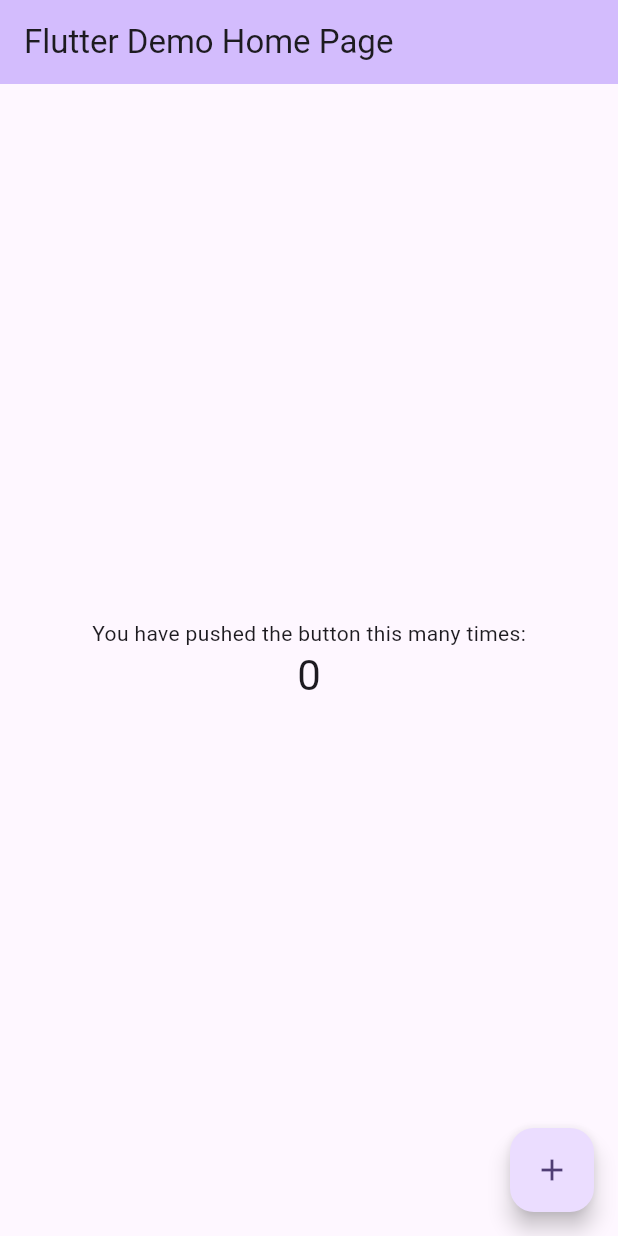
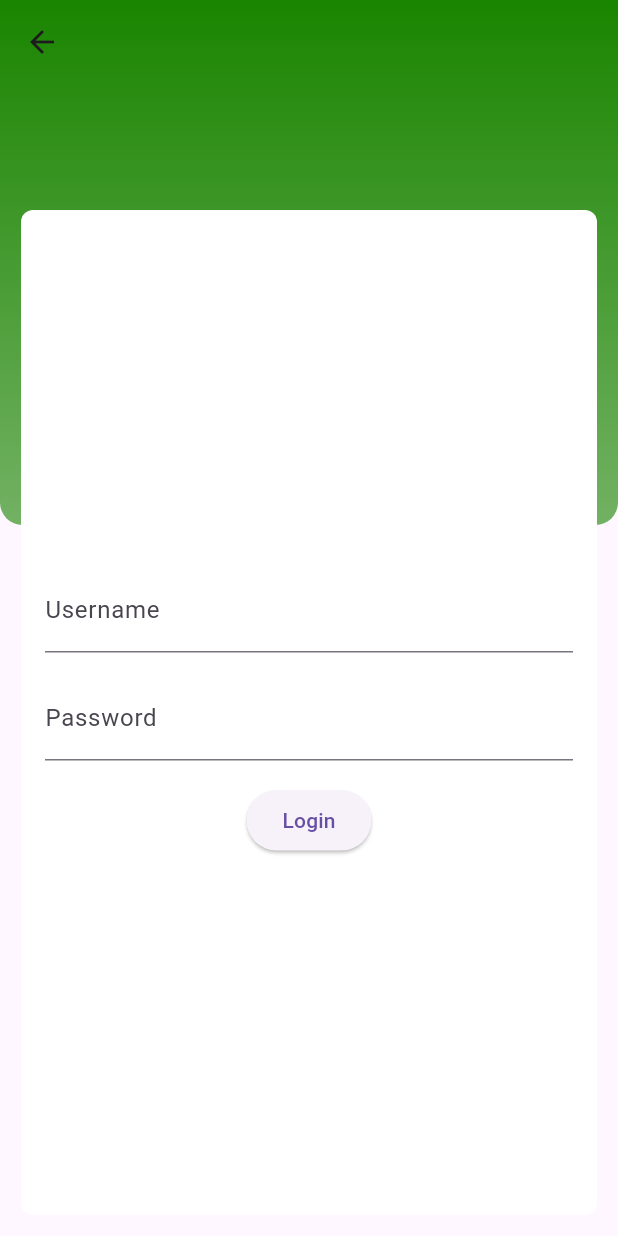
Before and after one commit to fosec-rw/fosec-mobile, a Flutter app: the screen it shows after launch, on a phone screen of 412 x 824 dp. Run offline on Flutter 3.47's test engine with Material 3 defaults, Android fonts, the light colour scheme and no system bars.

Commit message:
New: Login Page

```diff
--- a/lib/main.dart
+++ b/lib/main.dart
@@ -1,4 +1,7 @@
+// ignore_for_file: prefer_const_constructors
+
 import 'package:flutter/material.dart';
+import 'package:fosec/pages/login_page.dart';
 
 void main() {
   runApp(const MyApp());
@@ -10,116 +13,10 @@ class MyApp extends StatelessWidget {
   // This widget is the root of your application.
   @override
   Widget build(BuildContext context) {
+
     return MaterialApp(
-      title: 'Fosec',
-      theme: ThemeData(
-        // This is the theme of your application.
-        //
-        // TRY THIS: Try running your application with "flutter run". You'll see
-        // the application has a blue toolbar. Then, without quitting the app,
-        // try changing the seedColor in the colorScheme below to Colors.green
-        // and then invoke "hot reload" (save your changes or press the "hot
-        // reload" button in a Flutter-supported IDE, or press "r" if you used
-        // the command line to start the app).
-        //
-        // Notice that the counter didn't reset back to zero; the application
-        // state is not lost during the reload. To reset the state, use hot
-        // restart instead.
-        //
-        // This works for code too, not just values: Most code changes can be
-        // tested with just a hot reload.
-        colorScheme: ColorScheme.fromSeed(seedColor: Colors.deepPurple),
-        useMaterial3: true,
-      ),
-      home: const MyHomePage(title: 'Flutter Demo Home Page'),
+      debugShowCheckedModeBanner: false,
+      home: LoginPage(),
     );
   }
 }
-
-class MyHomePage extends StatefulWidget {
-  const MyHomePage({super.key, required this.title});
-
-  // This widget is the home page of your application. It is stateful, meaning
-  // that it has a State object (defined below) that contains fields that affect
-  // how it looks.
-
-  // This class is the configuration for the state. It holds the values (in this
-  // case the title) provided by the parent (in this case the App widget) and
-  // used by the build method of the State. Fields in a Widget subclass are
-  // always marked "final".
-
-  final String title;
-
-  @override
-  State<MyHomePage> createState() => _MyHomePageState();
-}
-
-class _MyHomePageState extends State<MyHomePage> {
-  int _counter = 0;
-
-  void _incrementCounter() {
-    setState(() {
-      // This call to setState tells the Flutter framework that something has
-      // changed in this State, which causes it to rerun the build method below
-      // so that the display can reflect the updated values. If we changed
-      // _counter without calling setState(), then the build method would not be
-      // called again, and so nothing would appear to happen.
-      _counter++;
-    });
-  }
-
-  @override
-  Widget build(BuildContext context) {
-    // This method is rerun every time setState is called, for instance as done
-    // by the _incrementCounter method above.
-    //
-    // The Flutter framework has been optimized to make rerunning build methods
-    // fast, so that you can just rebuild anything that needs updating rather
-    // than having to individually change instances of widgets.
-    return Scaffold(
-      appBar: AppBar(
-        // TRY THIS: Try changing the color here to a specific color (to
-        // Colors.amber, perhaps?) and trigger a hot reload to see the AppBar
-        // change color while the other colors stay the same.
-        backgroundColor: Theme.of(context).colorScheme.inversePrimary,
-        // Here we take the value from the MyHomePage object that was created by
-        // the App.build method, and use it to set our appbar title.
-        title: Text(widget.title),
-      ),
-      body: Center(
-        // Center is a layout widget. It takes a single child and positions it
-        // in the middle of the parent.
-        child: Column(
-          // Column is also a layout widget. It takes a list of children and
-          // arranges them vertically. By default, it sizes itself to fit its
-          // children horizontally, and tries to be as tall as its parent.
-          //
-          // Column has various properties to control how it sizes itself and
-          // how it positions its children. Here we use mainAxisAlignment to
-          // center the children vertically; the main axis here is the vertical
-          // axis because Columns are vertical (the cross axis would be
-          // horizontal).
-          //
-          // TRY THIS: Invoke "debug painting" (choose the "Toggle Debug Paint"
-          // action in the IDE, or press "p" in the console), to see the
-          // wireframe for each widget.
-          mainAxisAlignment: MainAxisAlignment.center,
-          children: <Widget>[
-            const Text(
-              'You have pushed the button this many times:',
-            ),
-            Text(
-              '$_counter',
-              style: Theme.of(context).textTheme.headlineMedium,
-            ),
-          ],
-        ),
-      ),
-      floatingActionButton: FloatingActionButton(
-        onPressed: _incrementCounter,
-        tooltip: 'Increment',
-        child: const Icon(Icons.add),
-      ), // This trailing comma makes auto-formatting nicer for build methods.
-    );
-  }
-}
--- /dev/null
+++ b/lib/pages/login_page.dart
@@ -0,0 +1,119 @@
+// ignore_for_file: prefer_const_literals_to_create_immutables, prefer_const_constructors
+import 'package:flutter/material.dart';
+
+class LoginPage extends StatefulWidget {
+  const LoginPage({super.key});
+
+  @override
+  State<LoginPage> createState() => _LoginPageState();
+}
+
+class _LoginPageState extends State<LoginPage> {
+  @override
+  Widget build(BuildContext context) {
+    return Scaffold(
+      body: Stack(
+        children: [
+          // Gradient App Bar
+          AppBar(
+            leading: Icon(
+              Icons.arrow_back,
+            ),
+            flexibleSpace: Container(
+              height: 350.0, // Adjust the height according to your needs
+              decoration: BoxDecoration(
+                gradient: LinearGradient(
+                  colors: [
+                    Color.fromRGBO(26, 133, 0, 1),
+                    Color.fromRGBO(26, 133, 0, 0.61)
+                  ],
+                  begin: Alignment.topCenter,
+                  end: Alignment.bottomCenter,
+                ),
+                borderRadius: BorderRadius.only(
+                  bottomLeft: Radius.circular(15.0),
+                  bottomRight: Radius.circular(15.0),
+                ),
+              ),
+            ),
+          ),
+
+          // Login Form
+          Container(
+            margin: EdgeInsets.fromLTRB(14.0, 140.0, 14.0, 14.0),
+            padding: EdgeInsets.all(16.0),
+            decoration: BoxDecoration(
+              color: Colors.white,
+              borderRadius: BorderRadius.circular(8.0),
+            ),
+            child: Column(
+              mainAxisAlignment: MainAxisAlignment.center,
+              children: [
+                // Add your login form widgets here
+                // For example: TextFields, Buttons, etc.
+                TextField(
+                  decoration: InputDecoration(
+                    labelText: 'Username',
+                  ),
+                ),
+                SizedBox(height: 16.0),
+                TextField(
+                  obscureText: true,
+                  decoration: InputDecoration(
+                    labelText: 'Password',
+                  ),
+                ),
+                SizedBox(height: 16.0),
+                ElevatedButton(
+                  onPressed: () {
+                    // Implement your login logic here
+                  },
+                  child: Text('Login'),
+                ),
+              ],
+            ),
+          ),
+        ],
+      ),
+    );
+  }
+}
+
+
+// // ignore_for_file: prefer_const_literals_to_create_immutables, prefer_const_constructors
+
+// import 'package:flutter/material.dart';
+
+// class LoginPage extends StatefulWidget {
+//   const LoginPage({super.key});
+
+//   @override
+//   State<LoginPage> createState() => _LoginPageState();
+// }
+
+// class _LoginPageState extends State<LoginPage> {
+//   @override
+//   Widget build(BuildContext context) {
+//     return Scaffold(
+//       appBar: AppBar(
+//         title: Text(
+//           "Login Page",
+//           style: TextStyle(
+//             color: Colors.green,
+//           ),
+//         ),
+//         centerTitle: true,
+//         flexibleSpace: Container(
+//           decoration: BoxDecoration(
+//             borderRadius: BorderRadius.circular(40)
+//           ),
+//           height: 34,
+//         ),
+//         backgroundColor: Colors.amber,
+//         toolbarHeight: 160,
+//       ),
+//     );
+//   }
+// }
+// //rgba(26, 133, 0, 1)
+// //rgba(26, 133, 0, 0.61)
```
